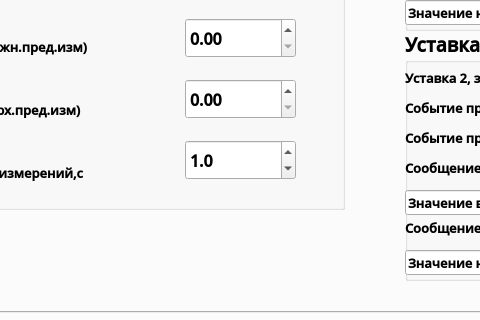
Old version of the form options.ui in the repository tomyqg/topaz-m; both pictures show x 289 to 769 and y 316 to 636 of the 1280 by 800 pixel window.
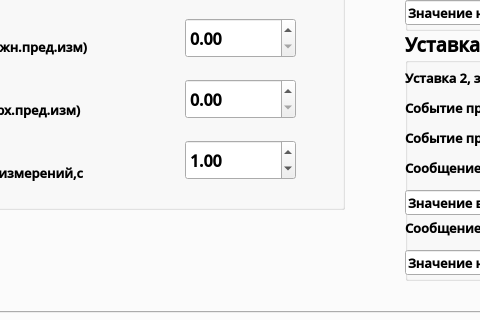
New version of the form.

Diff of the .ui file:
```diff
--- a/options.ui
+++ b/options.ui
@@ -448,10 +448,10 @@
             <bool>true</bool>
            </property>
            <property name="decimals">
-            <number>1</number>
+            <number>2</number>
            </property>
            <property name="minimum">
-            <double>0.100000000000000</double>
+            <double>0.050000000000000</double>
            </property>
            <property name="singleStep">
             <double>0.100000000000000</double>
```
Left out of the diff: 8 changed lines with no effect on the pictures.
